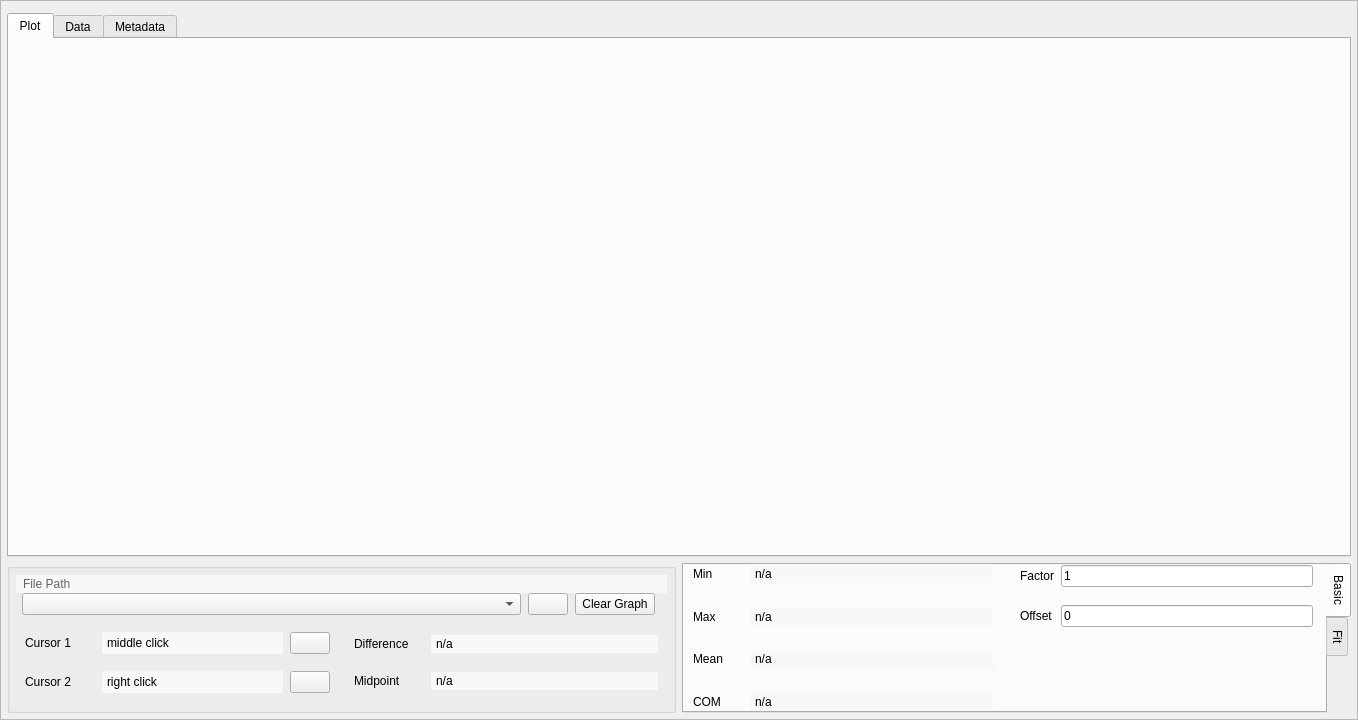
This is mdaviz/resources/mda_file_viz.ui in BCDA-APS/mdaviz as Qt 5 draws it before an edit. The edited form follows.
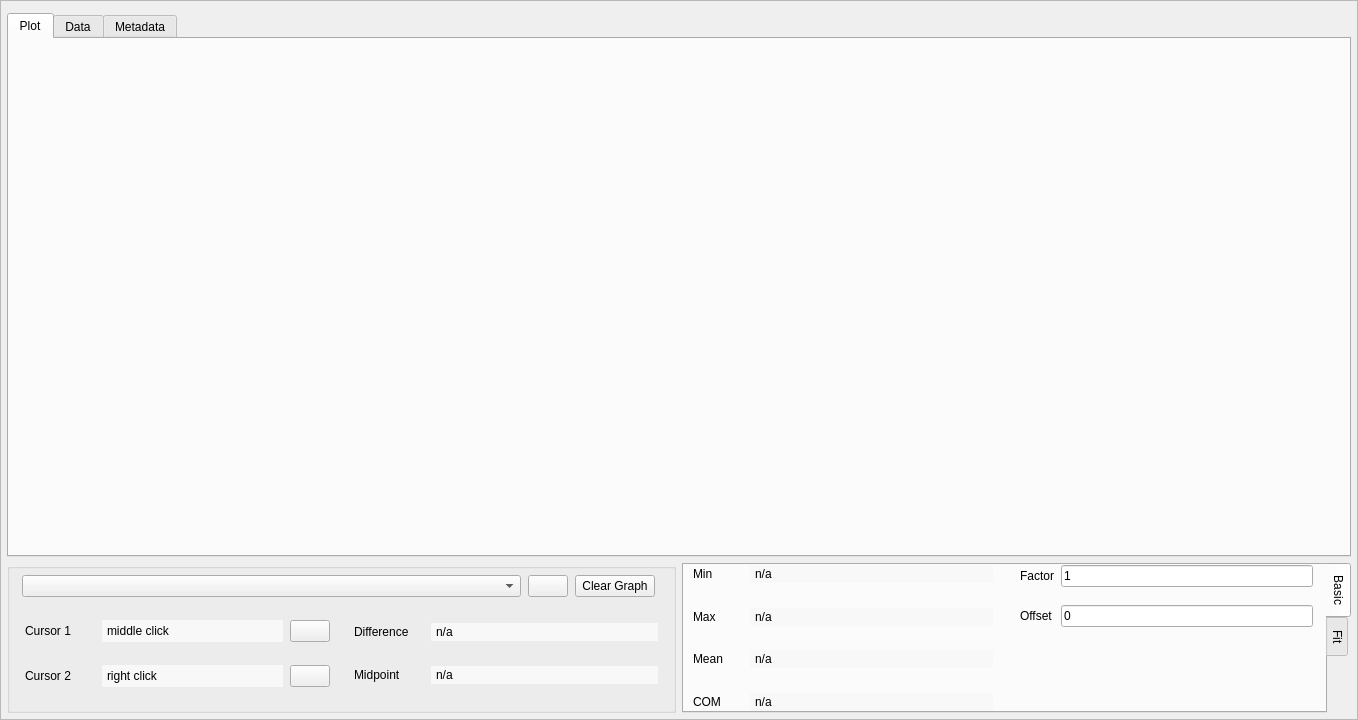
This is the edited form. Icons and pictures are not drawn.

Commit message: PR #112 move fiel path to tooltip in mda_file_viz.ui

Patch:
```diff
--- a/mdaviz/resources/mda_file_viz.ui
+++ b/mdaviz/resources/mda_file_viz.ui
@@ -218,7 +218,7 @@
              <property name="bottomMargin">
               <number>0</number>
              </property>
-             <item>
+             <!-- <item>
               <widget class="QLabel" name="filePath_viz">
                <property name="toolTip">
                 <string>Selected curve file path</string>
@@ -238,7 +238,7 @@
                 <number>5</number>
                </property>
               </widget>
-             </item>
+             </item> -->
              <item>
               <widget class="QWidget" name="curves" native="true">
                <property name="sizePolicy">
```
Left out of the diff: 2 changed lines with no effect on the pictures. The commit also changes 1 other file.
